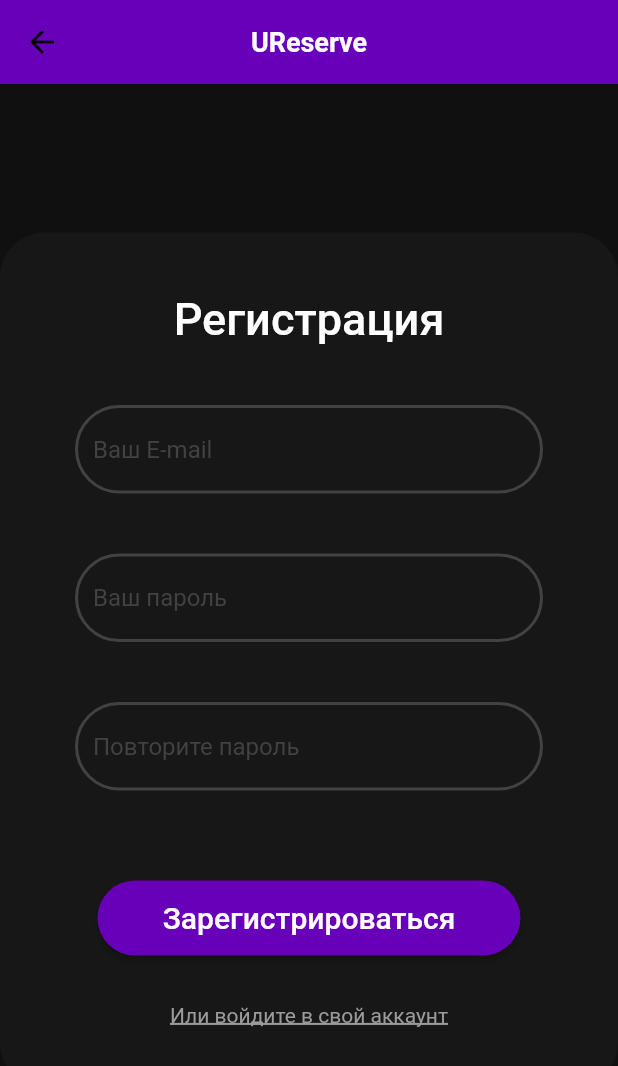
After one commit to PurrfectME/booking-app, a Flutter app: the screen it shows after launch, after a tap on "Нет аккаунта? Зарегистрируйтесь", on a phone screen of 412 x 824 dp. The commit adds this screen. Shown: the top 1066 px of the screen. Run offline on Flutter 3.47's test engine with Material 2 defaults, Android fonts, the phone set to English and light mode, and no system bars; our stand-ins replace bloc, bloc_concurrency, dartx, dio, equatable, flutter_bloc and 6 more; missing offline and left inert: palestine_console; accounts and stored records are empty.

Commit message:
some refactor, add registration screen

```diff
--- /dev/null
+++ b/lib/blocs/auth/auth_bloc.dart
@@ -0,0 +1,48 @@
+import 'package:bloc/bloc.dart';
+import 'package:booking_app/models/db/user_model.dart';
+import 'package:booking_app/models/request/signin.dart';
+import 'package:booking_app/providers/db.dart';
+import 'package:booking_app/services/auth/auth_service.dart';
+import 'package:equatable/equatable.dart';
+
+import '../../providers/hive_db.dart';
+
+part 'auth_event.dart';
+part 'auth_state.dart';
+
+class AuthBloc extends Bloc<AuthEvent, AuthState> {
+  AuthBloc() : super(AuthInitial()) {
+    on<AuthEvent>((event, emit) async {
+      if (event is LoginStart) {
+        emit(LoginLoading());
+
+        // final response =
+        //     await AuthService().signIn(SignInRequest(login: event.login));
+
+        final user = await HiveProvider.getUserByEmail(event.email);
+
+        if (user == null) {
+          emit(const LoginError('Такого профиля не существует'));
+        } else {
+          emit(LoginSuccess(user: user));
+        }
+      } else if (event is RegistrationStart) {
+        emit(RegistrationLoading());
+
+        final user = UserModel(
+          email: event.email,
+          accessToken: 'response.accessToken',
+          refreshToken: 'response.refreshToken',
+        );
+
+        final createdUser = await HiveProvider.createUser(user);
+
+        emit(RegistrationSuccess(user: createdUser));
+      } else if (event is RegistrationLoad) {
+        emit(RegistrationLoading());
+
+        emit(RegistrationLoaded());
+      }
+    });
+  }
+}
--- /dev/null
+++ b/lib/blocs/auth/auth_event.dart
@@ -0,0 +1,35 @@
+// ignore_for_file: public_member_api_docs, sort_constructors_first
+part of 'auth_bloc.dart';
+
+abstract class AuthEvent extends Equatable {
+  const AuthEvent();
+
+  @override
+  List<Object> get props => [];
+}
+
+class LoginStart extends AuthEvent {
+  final String email;
+  final String password;
+  const LoginStart({
+    required this.email,
+    required this.password,
+  });
+
+  @override
+  List<Object> get props => [email, password];
+}
+
+class RegistrationLoad extends AuthEvent {}
+
+class RegistrationStart extends AuthEvent {
+  final String email;
+  final String password;
+  const RegistrationStart({
+    required this.email,
+    required this.password,
+  });
+
+  @override
+  List<Object> get props => [email, password];
+}
--- /dev/null
+++ b/lib/blocs/auth/auth_state.dart
@@ -0,0 +1,55 @@
+// ignore_for_file: public_member_api_docs, sort_constructors_first
+part of 'auth_bloc.dart';
+
+abstract class AuthState extends Equatable {
+  const AuthState();
+
+  @override
+  List<Object> get props => [];
+}
+
+class AuthInitial extends AuthState {}
+
+class LoginLoading extends AuthState {}
+
+class LoginError extends AuthState {
+  final String error;
+
+  const LoginError(this.error);
+
+  @override
+  List<Object> get props => [error];
+}
+
+class LoginSuccess extends AuthState {
+  final UserModel user;
+
+  const LoginSuccess({required this.user});
+
+  @override
+  List<Object> get props => [user];
+}
+
+class RegistrationLoading extends AuthState {}
+
+class RegistrationLoaded extends AuthState {}
+
+class RegistrationSuccess extends AuthState {
+  final UserModel user;
+  const RegistrationSuccess({
+    required this.user,
+  });
+
+  @override
+  List<Object> get props => [user];
+}
+
+class RegistrationError extends AuthState {
+  final String error;
+  const RegistrationError({
+    required this.error,
+  });
+
+  @override
+  List<Object> get props => [error];
+}
--- a/lib/blocs/blocs.dart
+++ b/lib/blocs/blocs.dart
@@ -1,5 +1,5 @@
+export 'auth/auth_bloc.dart';
 export 'extra_info/extra_info_bloc.dart';
-export 'login/login_bloc.dart';
 export 'reservation_info/reservation_info_bloc.dart';
 export 'reservations/reservations_bloc.dart';
 export 'table_info/table_info_bloc.dart';
--- a/lib/blocs/reserve_table/reserve_table_bloc.dart
+++ b/lib/blocs/reserve_table/reserve_table_bloc.dart
@@ -21,7 +21,7 @@ class ReserveTableBloc extends Bloc<ReserveTableEvent, ReserveTableState> {
         emit(
             ReserveTableLoaded(placeId: event.placeId, tableId: event.tableId));
       } else if (event is AdminReserveTable) {
-        final user = await HiveProvider.getUserByPhoneNumber(event.phoneNumber);
+        final user = await HiveProvider.getUserByEmail(event.phoneNumber);
 
         final resId = await HiveProvider.createReservation(ReservationModel(
             id: null,
--- a/lib/blocs/table_reservations/table_reservations_bloc.dart
+++ b/lib/blocs/table_reservations/table_reservations_bloc.dart
@@ -28,7 +28,7 @@ class TableReservationsBloc
         emit(TableReservationsLoaded(result));
       } else if (event is AdminTableReserve) {
         emit(TableReservationsLoading());
-        final user = await HiveProvider.getUserByPhoneNumber(event.phoneNumber);
+        final user = await HiveProvider.getUserByEmail(event.phoneNumber);
 
         final resId = await HiveProvider.createReservation(ReservationModel(
             id: null,
--- a/lib/main.dart
+++ b/lib/main.dart
@@ -25,7 +25,7 @@ Future main() async {
 
   runApp(
     MultiBlocProvider(providers: [
-      BlocProvider(create: (context) => LoginBloc()),
+      BlocProvider(create: (context) => AuthBloc()),
       BlocProvider(create: (context) => MenuBloc()),
       BlocProvider(create: (context) => ExtraInfoBloc()),
     ], child: const MyApp()),
@@ -77,6 +77,8 @@ class MyApp extends StatelessWidget {
             builder = (context) => const MainScreen();
           } else if (path == UpdatePlaceScreen.pageRoute) {
             builder = (context) => const UpdatePlaceScreen();
+          } else if (path == RegistrationScreen.pageRoute) {
+            builder = (context) => const RegistrationScreen();
           } else {
             builder ??= (context) => const LoginScreen();
           }
--- /dev/null
+++ b/lib/screens/registration/registration_screen.dart
@@ -0,0 +1,200 @@
+import 'package:booking_app/blocs/blocs.dart';
+import 'package:booking_app/constants/constants.dart';
+import 'package:flutter/material.dart';
+import 'package:flutter_bloc/flutter_bloc.dart';
+
+class RegistrationScreen extends StatefulWidget {
+  static const pageRoute = '/registration';
+  const RegistrationScreen({super.key});
+
+  @override
+  State<RegistrationScreen> createState() => _RegistrationScreenState();
+}
+
+class _RegistrationScreenState extends State<RegistrationScreen> {
+  final _formKey = GlobalKey<FormState>();
+
+  late String email;
+  late String password;
+  late String confirmedPassword;
+
+  @override
+  Widget build(BuildContext context) => BlocConsumer<AuthBloc, AuthState>(
+        listener: (context, state) {
+          // TODO: implement listener
+        },
+        builder: (context, state) {
+          if (state is RegistrationLoaded) {
+            return Scaffold(
+              appBar: AppBar(
+                title: const Text('UReserve'),
+              ),
+              body: Center(
+                child: Container(
+                  // margin: const EdgeInsets.symmetric(horizontal: 30),
+                  //TODO: избавиться от всех высот
+                  height: 570,
+                  width: 490,
+                  decoration: BoxDecoration(
+                    color: const Color.fromARGB(255, 23, 23, 23),
+                    borderRadius: BorderRadius.circular(30),
+                  ),
+                  child: Padding(
+                    padding: const EdgeInsets.symmetric(horizontal: 50),
+                    child: Form(
+                      key: _formKey,
+                      child: Column(
+                        crossAxisAlignment: CrossAxisAlignment.center,
+                        mainAxisAlignment: MainAxisAlignment.spaceBetween,
+                        children: [
+                          Column(
+                            children: [
+                              const SizedBox(height: 40),
+                              const Text(
+                                'Регистрация',
+                                style: TextStyle(
+                                    color: Colors.white,
+                                    fontSize: 30,
+                                    fontWeight: FontWeight.w500),
+                              ),
+                              const SizedBox(height: 40),
+                              TextFormField(
+                                style: const TextStyle(color: Colors.white),
+                                initialValue: '',
+                                keyboardType: TextInputType.emailAddress,
+                                onSaved: (newValue) {
+                                  email = newValue!;
+                                },
+                                decoration: InputDecoration(
+                                  focusedBorder: OutlineInputBorder(
+                                      borderRadius: BorderRadius.circular(30),
+                                      borderSide: const BorderSide(
+                                          color: Constants.mainPurple,
+                                          width: 2)),
+                                  enabledBorder: OutlineInputBorder(
+                                    borderRadius: BorderRadius.circular(30),
+                                    borderSide: const BorderSide(
+                                        color: Color.fromARGB(255, 66, 66, 66),
+                                        width: 2),
+                                  ),
+                                  hintStyle: const TextStyle(
+                                      color: Color.fromARGB(255, 66, 66, 66)),
+                                  hintText: 'Ваш E-mail',
+                                ),
+                                // onChanged: phoneNumberOnChange,
+                                // The validator receives the text that the user has entered.
+                                // validator: validatePhoneNumber),
+                              ),
+                              const SizedBox(height: 40),
+                              TextFormField(
+                                style: const TextStyle(color: Colors.white),
+                                initialValue: '',
+                                keyboardType: TextInputType.text,
+                                onSaved: (newValue) {
+                                  password = newValue!;
+                                },
+                                decoration: InputDecoration(
+                                  focusedBorder: OutlineInputBorder(
+                                      borderRadius: BorderRadius.circular(30),
+                                      borderSide: const BorderSide(
+                                          color: Constants.mainPurple,
+                                          width: 2)),
+                                  enabledBorder: OutlineInputBorder(
+                                    borderRadius: BorderRadius.circular(30),
+                                    borderSide: const BorderSide(
+                                        color: Color.fromARGB(255, 66, 66, 66),
+                                        width: 2),
+                                  ),
+                                  hintStyle: const TextStyle(
+                                      color: Color.fromARGB(255, 66, 66, 66)),
+                                  hintText: 'Ваш пароль',
+                                ),
+                                // onChanged: phoneNumberOnChange,
+                                // The validator receives the text that the user has entered.
+                                // validator: validatePhoneNumber),
+                              ),
+                              const SizedBox(height: 40),
+                              TextFormField(
+                                style: const TextStyle(color: Colors.white),
+                                initialValue: '',
+                                keyboardType: TextInputType.text,
+                                onSaved: (newValue) {
+                                  confirmedPassword = newValue!;
+                                },
+                                decoration: InputDecoration(
+                                  focusedBorder: OutlineInputBorder(
+                                      borderRadius: BorderRadius.circular(30),
+                                      borderSide: const BorderSide(
+                                          color: Constants.mainPurple,
+                                          width: 2)),
+                                  enabledBorder: OutlineInputBorder(
+                                    borderRadius: BorderRadius.circular(30),
+                                    borderSide: const BorderSide(
+                                        color: Color.fromARGB(255, 66, 66, 66),
+                                        width: 2),
+                                  ),
+                                  hintStyle: const TextStyle(
+                                      color: Color.fromARGB(255, 66, 66, 66)),
+                                  hintText: 'Повторите пароль',
+                                ),
+                                // onChanged: phoneNumberOnChange,
+                                // The validator receives the text that the user has entered.
+                                // validator: validatePhoneNumber),
+                              ),
+                              const SizedBox(height: 60),
+                              ElevatedButton(
+                                onPressed: _onRegistrationTap,
+                                style: ElevatedButton.styleFrom(
+                                    foregroundColor: Colors.white,
+                                    disabledForegroundColor:
+                                        const Color.fromARGB(
+                                            255, 155, 155, 155),
+                                    backgroundColor: Constants.mainPurple,
+                                    disabledBackgroundColor:
+                                        const Color.fromARGB(255, 45, 45, 45),
+                                    shape: const StadiumBorder()),
+                                child: const SizedBox(
+                                    height: 50,
+                                    width: 250,
+                                    child: Center(
+                                        child: Text('Зарегистрироваться',
+                                            style: TextStyle(fontSize: 20)))),
+                              ),
+                            ],
+                          ),
+                          Container(
+                            margin: const EdgeInsets.only(bottom: 40),
+                            child: const Text(
+                              'Или войдите в свой аккаунт',
+                              style: TextStyle(
+                                  decorationStyle: TextDecorationStyle.solid,
+                                  decoration: TextDecoration.underline,
+                                  decorationThickness: 2,
+                                  color:
+                                      const Color.fromARGB(255, 155, 155, 155)),
+                            ),
+                          )
+                        ],
+                      ),
+                    ),
+                  ),
+                ),
+              ),
+            );
+          } else {
+            return const SizedBox.shrink();
+          }
+        },
+      );
+
+  void _onRegistrationTap() {
+// Validate returns true if the form is valid, or false otherwise.
+    if (_formKey.currentState!.validate()) {
+      _formKey.currentState!.save();
+      context.read<AuthBloc>().add(RegistrationStart(
+            email: email,
+            password: password,
+          ));
+    }
+  }
+}
--- a/lib/screens/screens.dart
+++ b/lib/screens/screens.dart
@@ -1,5 +1,6 @@
 export 'extra_info/extra_info_screen.dart';
 export 'login/login_screen.dart';
+export 'registration/registration_screen.dart';
 export 'reservation_info/reservation_info_screen.dart';
 export 'reservations/reservations_screen.dart';
 export 'reserve_table/reserve_table_screen.dart';
```
Also changed, not shown: lib/blocs/login/login_bloc.dart (deleted, +0 -40 lines), lib/blocs/login/login_event.dart (deleted, +0 -17 lines), lib/blocs/login/login_state.dart (deleted, +0 -30 lines), lib/models/db/user_model.dart (+10 -31 lines), lib/providers/hive_db.dart (+10 -4 lines), lib/screens/login/login_screen.dart (+42 -32 lines), lib/models/db/user_model.g.dart.
